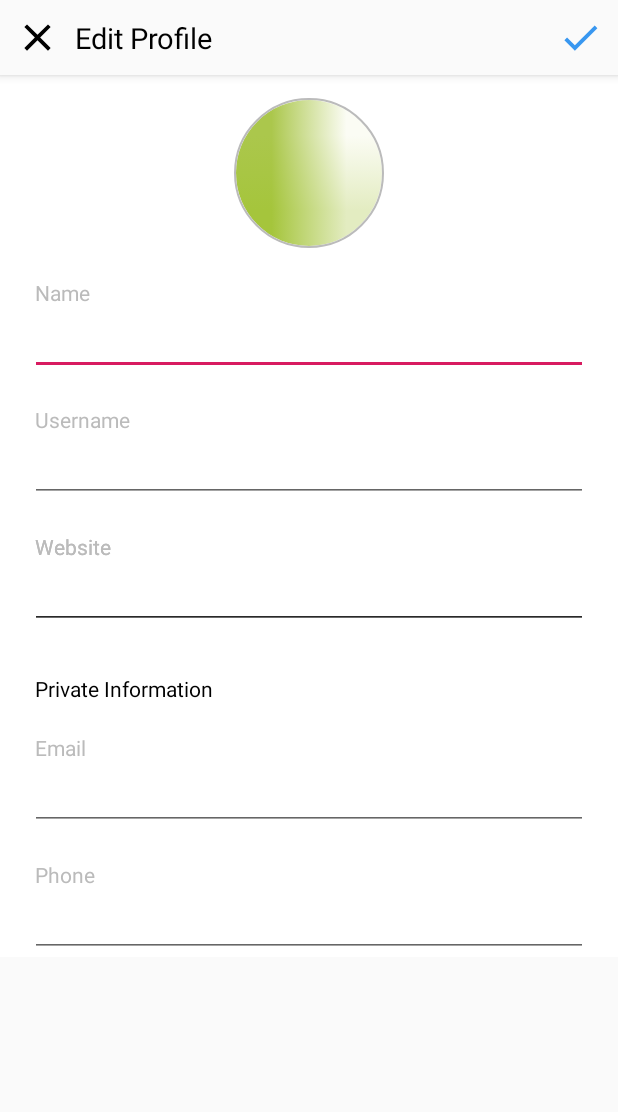
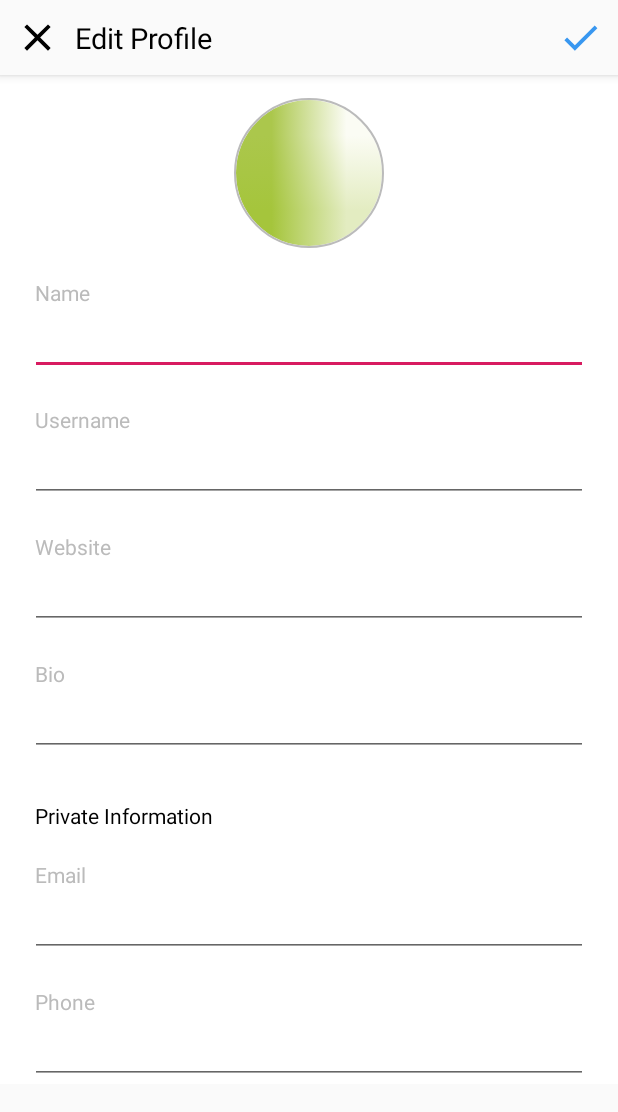
Before and after one commit to kurumbus/kotlin-instagram-clone, an Android app: the EditProfileActivity screen opened directly, with no data from a screen before it, on a phone screen of 412 x 824 dp. Shown: the top 1112 px of the screen. Run offline under Robolectric (Android 15) with nearby library versions, the phone set to English and light mode, and no system bars; our stand-ins replace CircleImageView, Firebase (no records; nobody signed in at launch, a user with empty details on screens opened directly); 7 statements that could not run were skipped.

Commit message:
#11 Fetch profile details

```diff
--- a/app/build.gradle
+++ b/app/build.gradle
@@ -38,5 +38,6 @@ dependencies {
     implementation 'com.google.android.material:material:1.1.0'
     implementation 'de.hdodenhof:circleimageview:3.1.0'
     implementation 'com.google.firebase:firebase-auth:19.3.2'
+    implementation 'com.google.firebase:firebase-database:19.3.1'
     implementation  'net.yslibrary.keyboardvisibilityevent:keyboardvisibilityevent:2.1.0'
 }
--- a/app/src/main/AndroidManifest.xml
+++ b/app/src/main/AndroidManifest.xml
@@ -1,6 +1,10 @@
 <?xml version="1.0" encoding="utf-8"?>
 <manifest xmlns:android="http://schemas.android.com/apk/res/android"
           package="com.kurumbus.instagram">
+
+    <uses-permission android:name="android.permission.INTERNET"/>
+    <uses-permission android:name="android.permission.ACCESS_NETWORK_STATE"/>
+    <uses-permission android:name="android.permission.WRITE_EXTERNAL_STORAGE"/>
 
     <application
             android:allowBackup="true"
--- a/app/src/main/java/com/kurumbus/instagram/EditProfileActivity.kt
+++ b/app/src/main/java/com/kurumbus/instagram/EditProfileActivity.kt
@@ -4,6 +4,11 @@ import android.content.Intent
 import androidx.appcompat.app.AppCompatActivity
 import android.os.Bundle
 import android.util.Log
+import android.widget.TextView
+import android.widget.Toast
+import com.google.firebase.auth.FirebaseAuth
+import com.google.firebase.database.*
+import com.kurumbus.instagram.models.User
 import kotlinx.android.synthetic.main.activity_edit_profile.*
 
 class EditProfileActivity : AppCompatActivity() {
@@ -11,12 +16,39 @@ class EditProfileActivity : AppCompatActivity() {
 
     override fun onCreate(savedInstanceState: Bundle?) {
         super.onCreate(savedInstanceState)
+        FirebaseDatabase.getInstance().setLogLevel(Logger.Level.INFO)
+
         setContentView(R.layout.activity_edit_profile)
         Log.d(TAG, "onCreate")
 
         save_image.setOnClickListener{
-
             finish()
         }
+
+        val auth = FirebaseAuth.getInstance()
+        val user = auth.currentUser
+        val uid = user!!.uid.toString()
+        val database = FirebaseDatabase.getInstance().reference
+
+        val listener = object: ValueEventListener {
+            override fun onDataChange(dataSnapshot: DataSnapshot) {
+                if (dataSnapshot.getValue() == null){
+                    Log.d(TAG, "It is empty, Add an item")
+                }
+                Log.d(TAG, "snapshot" )
+                val user = dataSnapshot.getValue(User::class.java)
+                name_input.setText(user!!.name, TextView.BufferType.EDITABLE)
+                website_input.setText(user.website, TextView.BufferType.EDITABLE)
+                bio_input.setText(user.bio, TextView.BufferType.EDITABLE)
+                email_input.setText(user.email, TextView.BufferType.EDITABLE)
+                phone_input.setText(user.phone.toString(), TextView.BufferType.EDITABLE)
+                username_input.setText(user.username, TextView.BufferType.EDITABLE)
+            }
+            override fun onCancelled(error: DatabaseError) {
+                Log.e(TAG, "onCancelled", error.toException())
+            }
+        }
+
+        database.child("users").child(uid).addListenerForSingleValueEvent(listener)
     }
 }
--- a/app/src/main/res/layout/activity_edit_profile.xml
+++ b/app/src/main/res/layout/activity_edit_profile.xml
@@ -91,9 +91,9 @@
         />
 
         <TextView style="@style/edit_profile_label"
-                  android:text="Website"
+                  android:text="Bio"
                   android:id="@+id/bio_label"
-                  app:layout_constraintTop_toBottomOf="@id/username_input"
+                  app:layout_constraintTop_toBottomOf="@id/website_input"
                   android:labelFor="@id/bio_input"
         />
         <EditText style="@style/edit_profile_input"
--- a/app/src/main/res/layout/activity_home.xml
+++ b/app/src/main/res/layout/activity_home.xml
@@ -8,12 +8,13 @@
 >
 
     <TextView android:layout_width="wrap_content"
+              android:id="@+id/sign_out_text"
               android:layout_height="wrap_content"
               app:layout_constraintStart_toStartOf="parent"
               app:layout_constraintEnd_toEndOf="parent"
               app:layout_constraintTop_toTopOf="parent"
               app:layout_constraintBottom_toBottomOf="parent"
-              android:text="HOME"
+              android:text="sign out"
     />
 
     <include layout="@layout/bottom_navigation_view" />
```
Also changed, not shown: app/src/main/java/com/kurumbus/instagram/HomeActivity.kt (+15 -10 lines), app/src/main/java/com/kurumbus/instagram/LoginActivity.kt (+30 -4 lines), app/src/main/java/com/kurumbus/instagram/models/User.kt (added, +10 -0 lines).
